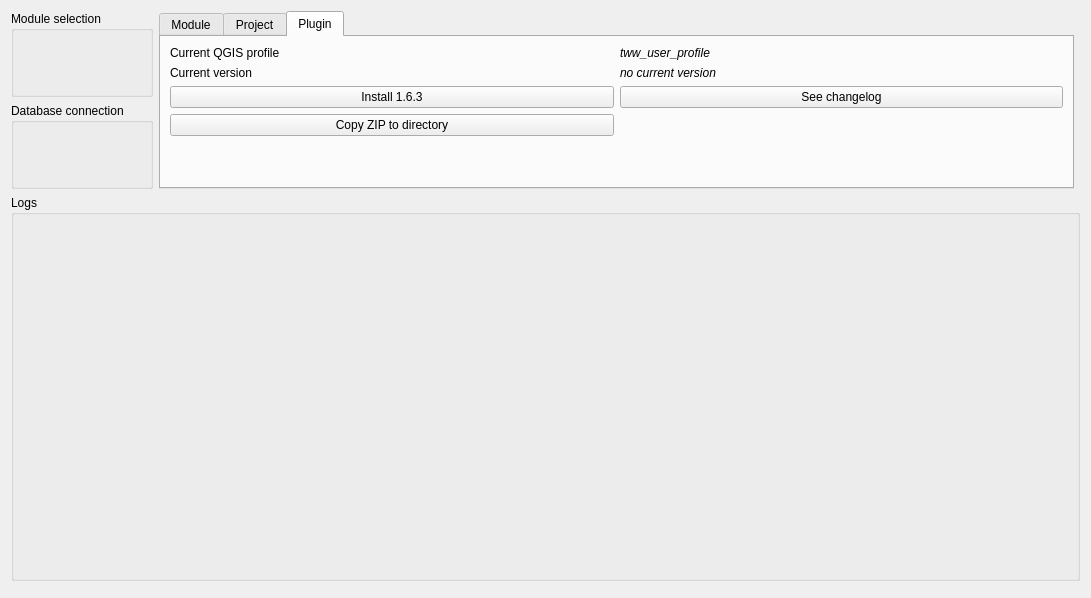
Before: the Qt Designer form oqtopus/ui/main_dialog.ui in ponceta/oqtopus, drawn with Qt 5.
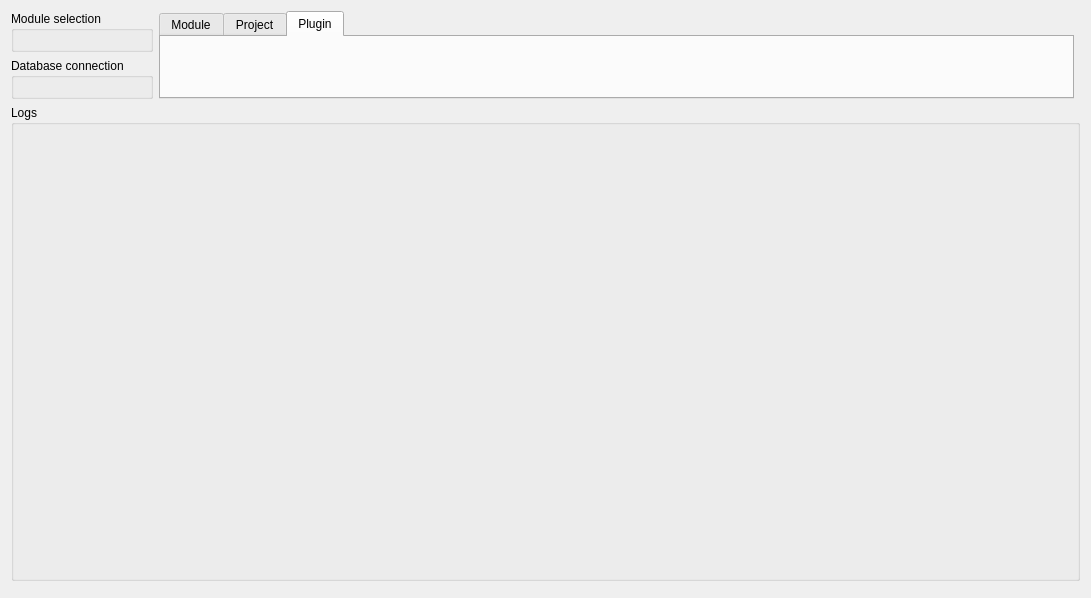
After: the same form once the commit is applied. The open tabs and pages were chosen to show the change.

```diff
--- a/oqtopus/ui/main_dialog.ui
+++ b/oqtopus/ui/main_dialog.ui
@@ -63,77 +63,7 @@
       <attribute name="title">
        <string>Plugin</string>
       </attribute>
-      <layout class="QGridLayout" name="gridLayout_6">
-       <item row="1" column="1">
-        <widget class="QLabel" name="label_8">
-         <property name="font">
-          <font>
-           <italic>true</italic>
-          </font>
-         </property>
-         <property name="text">
-          <string>no current version</string>
-         </property>
-        </widget>
-       </item>
-       <item row="2" column="0">
-        <widget class="QPushButton" name="pushButton_5">
-         <property name="text">
-          <string>Install 1.6.3</string>
-         </property>
-        </widget>
-       </item>
-       <item row="0" column="0">
-        <widget class="QLabel" name="label_6">
-         <property name="text">
-          <string>Current QGIS profile</string>
-         </property>
-        </widget>
-       </item>
-       <item row="1" column="0">
-        <widget class="QLabel" name="label_5">
-         <property name="text">
-          <string>Current version</string>
-         </property>
-        </widget>
-       </item>
-       <item row="3" column="0">
-        <widget class="QPushButton" name="pushButton_8">
-         <property name="text">
-          <string>Copy ZIP to directory</string>
-         </property>
-        </widget>
-       </item>
-       <item row="2" column="1">
-        <widget class="QPushButton" name="pushButton_11">
-         <property name="text">
-          <string>See changelog</string>
-         </property>
-        </widget>
-       </item>
-       <item row="0" column="1">
-        <widget class="QLabel" name="label_7">
-         <property name="font">
-          <font>
-           <italic>true</italic>
-          </font>
-         </property>
-         <property name="text">
-          <string>tww_user_profile</string>
-         </property>
-        </widget>
-       </item>
-       <item row="4" column="0">
-        <spacer name="verticalSpacer_6">
-         <property name="sizeHint" stdset="0">
-          <size>
-           <width>20</width>
-           <height>40</height>
-          </size>
-         </property>
-        </spacer>
-       </item>
-      </layout>
+      <layout class="QGridLayout" name="gridLayout_6"/>
      </widget>
     </widget>
    </item>
```
